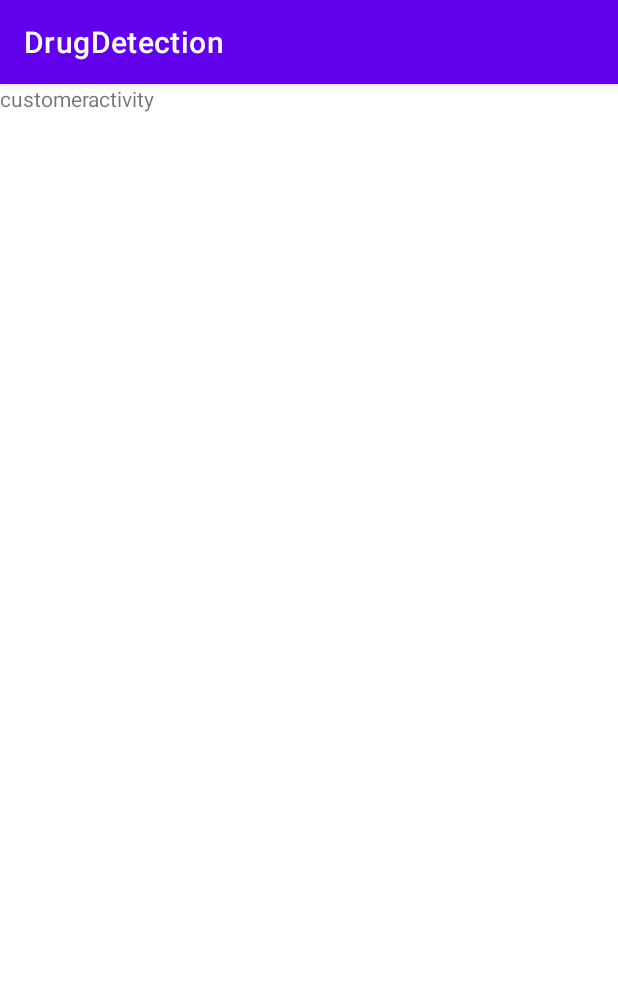
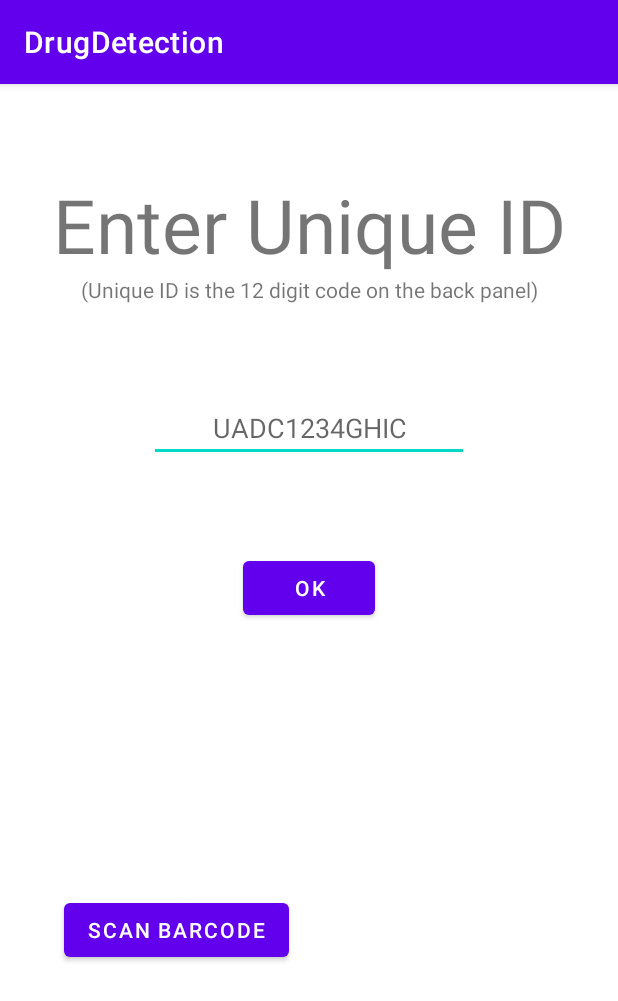
Before and after one commit to gururani-abhishek/DrugDetection, an Android app: the CustomerActivity screen opened directly, with no data from a screen before it, on a phone screen of 412 x 824 dp. Shown: the top 1001 px of the screen. Run offline under Robolectric (Android 15) with nearby library versions, the phone set to English and light mode, and no system bars.

Commit message:
done till customer side

```diff
--- a/app/src/main/res/layout/activity_customer.xml
+++ b/app/src/main/res/layout/activity_customer.xml
@@ -7,8 +7,66 @@
     tools:context=".CustomerActivity">
 
     <TextView
-        android:layout_width="match_parent"
-        android:layout_height="match_parent"
-        android:text="customeractivity"
+        android:id="@+id/prompt"
+        android:layout_width="wrap_content"
+        android:layout_height="wrap_content"
+        android:text="Enter Unique ID"
+        android:layout_marginStart="8dp"
+        android:layout_marginTop="60dp"
+        android:gravity="center"
+        android:layout_marginEnd="8dp"
+        android:textSize="50sp"
+        app:layout_constraintEnd_toEndOf="parent"
+        app:layout_constraintStart_toStartOf="parent"
+        app:layout_constraintTop_toTopOf="parent"
         />
+
+    <TextView
+        android:id="@+id/promptDesc"
+        android:layout_width="wrap_content"
+        android:layout_height="wrap_content"
+        app:layout_constraintEnd_toEndOf="parent"
+        android:gravity="center"
+        app:layout_constraintStart_toStartOf="parent"
+        app:layout_constraintTop_toBottomOf="@+id/prompt"
+        android:text="(Unique ID is the 12 digit code on the back panel)"
+        />
+
+    <EditText
+        android:id="@+id/uniqueId"
+        android:layout_width="wrap_content"
+        android:layout_height="wrap_content"
+        app:layout_constraintEnd_toEndOf="parent"
+        app:layout_constraintStart_toStartOf="parent"
+        app:layout_constraintTop_toBottomOf="@+id/promptDesc"
+        android:layout_marginStart="8dp"
+        android:layout_marginTop="60dp"
+        android:layout_marginEnd="8dp"
+        android:ems="10"
+        android:gravity="center_horizontal"
+        android:hint="UADC1234GHIC"
+        />
+
+    <Button
+        android:id="@+id/okBtn"
+        android:layout_width="wrap_content"
+        android:layout_height="wrap_content"
+        android:layout_marginStart="8dp"
+        android:layout_marginTop="60dp"
+        android:layout_marginEnd="8dp"
+        android:text="OK"
+        app:layout_constraintEnd_toEndOf="parent"
+        app:layout_constraintStart_toStartOf="parent"
+        app:layout_constraintTop_toBottomOf="@+id/uniqueId" />
+
+    <Button
+        android:id="@+id/scanBtn"
+        android:layout_width="wrap_content"
+        android:layout_height="wrap_content"
+        app:layout_constraintBottom_toBottomOf="parent"
+        android:text="Scan Barcode"
+        app:layout_constraintEnd_toEndOf="parent"
+        app:layout_constraintHorizontal_bias="0.164"
+        app:layout_constraintStart_toStartOf="parent"
+        app:layout_constraintTop_toBottomOf="@+id/okBtn" />
 </androidx.constraintlayout.widget.ConstraintLayout>
```
